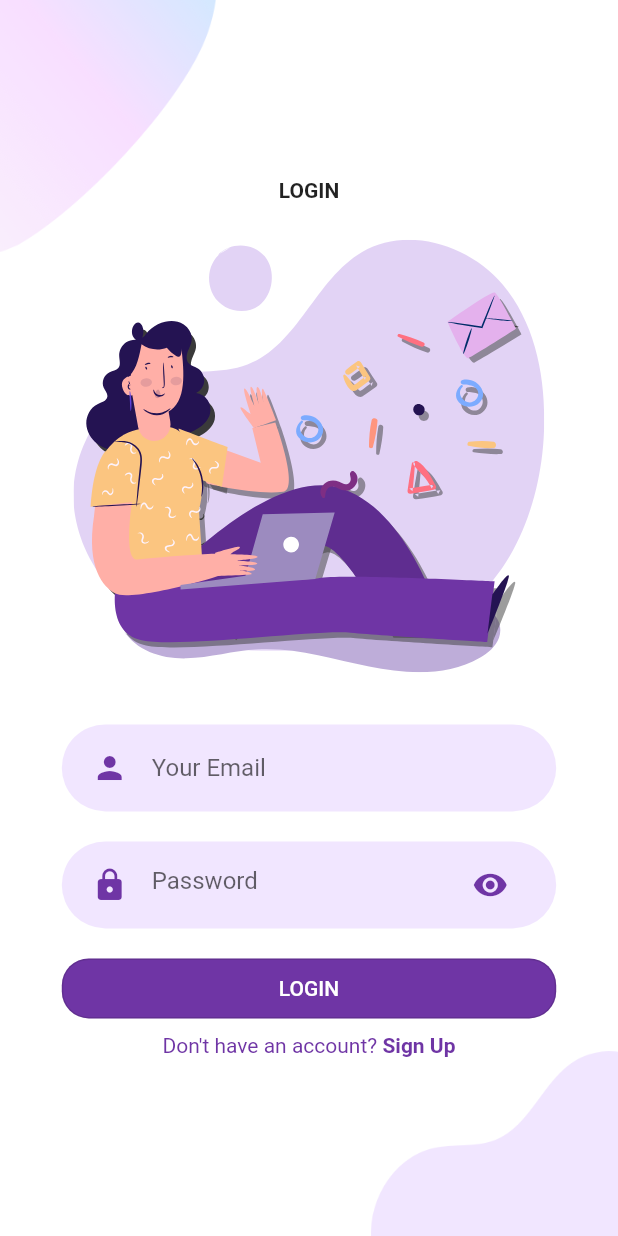
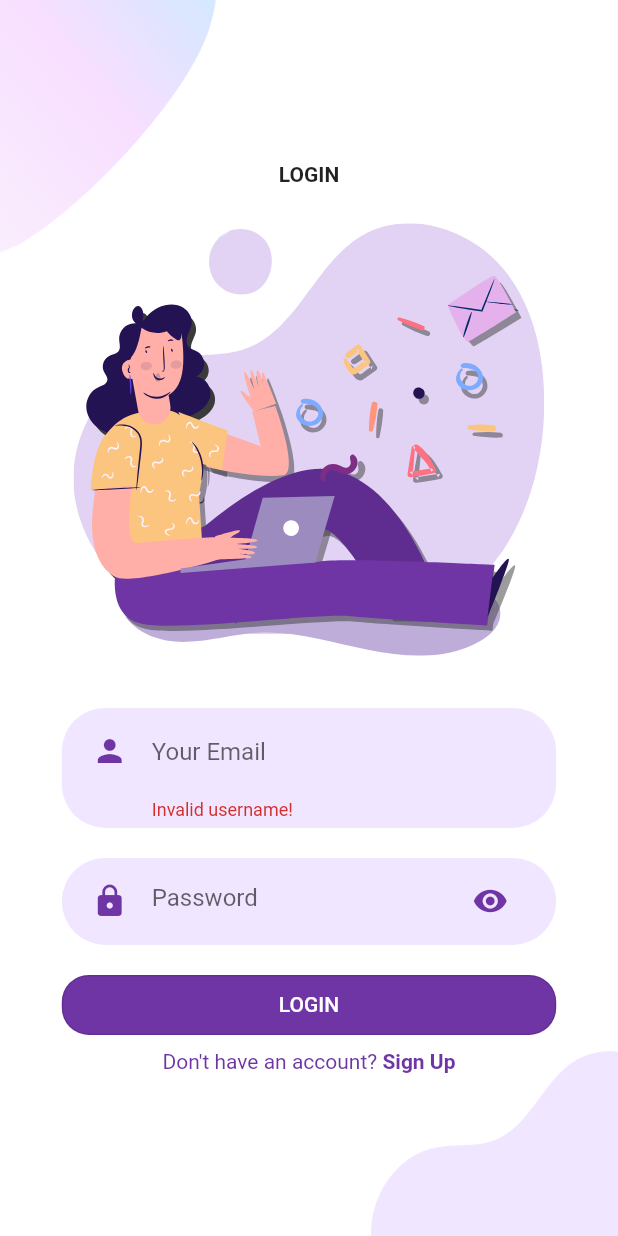
Before and after one commit to truongdat1812/flutter-dart, a Flutter app: the LoginScreen screen opened directly, after a tap on "LOGIN", on a phone screen of 412 x 824 dp. Run offline on Flutter 3.47's test engine with Material 2 defaults, Android fonts, the phone set to English and light mode, and no system bars; our stand-ins replace flutter_svg, fluttertoast, get_it.

Commit message:
using stream and BLOC to validate username and password.

```diff
--- /dev/null
+++ b/signin_regis/lib/blocs/signin_bloc.dart
@@ -0,0 +1,32 @@
+import 'dart:async';
+
+import 'package:signin_regis/validation/validator.dart';
+
+class LoginBloc {
+  StreamController _userControler = new StreamController();
+  StreamController _passwordControler = new StreamController();
+
+  Stream get userStream => _userControler.stream;
+  Stream get passwordStream => _passwordControler.stream;
+
+  bool isValidInfo(String? user, String? password) {
+    if (!Validators.isValidUser(user)) {
+      _userControler.sink.addError('Invalid username!');
+      return false;
+    }
+    _userControler.sink.add("OK");
+
+    if (!Validators.isValidPassword(password)) {
+      _passwordControler.sink.addError('Invalid password!');
+      return false;
+    }
+
+    _passwordControler.sink.add("OK");
+    return true;
+  }
+
+  void dispose() {
+    _userControler.close();
+    _passwordControler.close();
+  }
+}
--- a/signin_regis/lib/components/round_password_input.dart
+++ b/signin_regis/lib/components/round_password_input.dart
@@ -9,11 +9,13 @@ class RoundedPasswordInput extends StatelessWidget {
     required this.icon,
     required this.onchanged,
     required this.suffixIcon,
+    this.error,
   }) : super(key: key);
 
   final String hintText;
   final IconData icon, suffixIcon;
   final ValueChanged<String> onchanged;
+  final String? error;
 
   @override
   Widget build(BuildContext context) {
@@ -23,6 +25,7 @@ class RoundedPasswordInput extends StatelessWidget {
       decoration: InputDecoration(
           border: InputBorder.none,
           hintText: '$hintText',
+          errorText: error,
           icon: Icon(
             icon,
             color: kPrimaryColor,
--- a/signin_regis/lib/components/rounded_text_input.dart
+++ b/signin_regis/lib/components/rounded_text_input.dart
@@ -6,12 +6,13 @@ class RoundedTextInput extends StatelessWidget {
   final String hintText;
   final IconData icon;
   final ValueChanged<String> onchanged;
-
+  final String? error;
   const RoundedTextInput({
     Key? key,
     required this.hintText,
     required this.icon,
     required this.onchanged,
+    this.error,
   }) : super(key: key);
 
   @override
@@ -22,6 +23,7 @@ class RoundedTextInput extends StatelessWidget {
         decoration: InputDecoration(
             hintText: '$hintText',
             border: InputBorder.none,
+            errorText: error,
             icon: Icon(
               icon,
               color: kPrimaryColor,
--- a/signin_regis/lib/screens/login/components/body.dart
+++ b/signin_regis/lib/screens/login/components/body.dart
@@ -1,5 +1,6 @@
 import 'package:flutter/material.dart';
 import 'package:flutter_svg/svg.dart';
+import 'package:signin_regis/blocs/signin_bloc.dart';
 import 'package:signin_regis/components/round_button.dart';
 import 'package:signin_regis/components/round_password_input.dart';
 import 'package:signin_regis/components/rounded_text_input.dart';
@@ -8,7 +9,12 @@ import 'package:signin_regis/screens/login/components/already_have_account.dart'
 import 'package:signin_regis/screens/signup/signup_screen.dart';
 import 'background.dart';
 
+// ignore: must_be_immutable
 class Body extends StatelessWidget {
+  LoginBloc bloc = LoginBloc();
+  String? userName;
+  String? password;
+
   @override
   Widget build(BuildContext context) {
     Size size = MediaQuery.of(context).size;
@@ -33,20 +39,34 @@ class Body extends StatelessWidget {
             SizedBox(
               height: size.height * 0.03,
             ),
-            RoundedTextInput(
-              hintText: 'Your Email',
-              icon: Icons.person,
-              onchanged: (value) {},
+            StreamBuilder(
+              stream: bloc.userStream,
+              builder: (context, snapshot) => RoundedTextInput(
+                hintText: 'Your Email',
+                icon: Icons.person,
+                onchanged: (value) {
+                  userName = value;
+                },
+                error: snapshot.hasError ? snapshot.error as String : null,
+              ),
             ),
-            RoundedPasswordInput(
-              hintText: 'Password',
-              icon: Icons.lock,
-              suffixIcon: Icons.visibility,
-              onchanged: (value) {},
+            StreamBuilder(
+              stream: bloc.passwordStream,
+              builder: (context, snapshot) => RoundedPasswordInput(
+                hintText: 'Password',
+                icon: Icons.lock,
+                suffixIcon: Icons.visibility,
+                onchanged: (value) {
+                  password = value;
+                },
+                error: snapshot.hasError ? snapshot.error as String : null,
+              ),
             ),
             RoundRectButton(
                 text: "LOGIN",
-                press: () {},
+                press: () {
+                  _loginPress();
+                },
                 backgroundColor: kPrimaryColor,
                 textColor: Colors.white),
             AlreadyHaveAccountCheck(
@@ -61,4 +81,12 @@ class Body extends StatelessWidget {
       ),
     );
   }
+
+  void _loginPress() {
+    if (bloc.isValidInfo(userName, password)) {
+      print("Valid user go to homescreen");
+    } else {
+      print("InValid user show error on textbox using stream");
+    }
+  }
 }
--- a/signin_regis/lib/screens/welcome/welcome_screen.dart
+++ b/signin_regis/lib/screens/welcome/welcome_screen.dart
@@ -4,21 +4,8 @@ import './components/body.dart';
 class WelcomeScreen extends StatelessWidget {
   @override
   Widget build(BuildContext context) {
-    final words = <String>["text 1", "text 2", "Text 3"];
     return Scaffold(
-      body: ListView.builder(itemBuilder: (context, index) {
-        if (index < words.length) {
-          return rowBuilder(words[index]);
-        }
-
-        return ListTile();
-      }),
-    );
-  }
-
-  Widget rowBuilder(String word) {
-    return ListTile(
-      title: Text(word),
+      body: Body(),
     );
   }
 }
--- /dev/null
+++ b/signin_regis/lib/validation/validator.dart
@@ -0,0 +1,9 @@
+class Validators {
+  static bool isValidUser(String? user) {
+    return user != null && user.length > 0 && user.contains("@");
+  }
+
+  static bool isValidPassword(String? password) {
+    return password != null && password.length > 6;
+  }
+}
```
